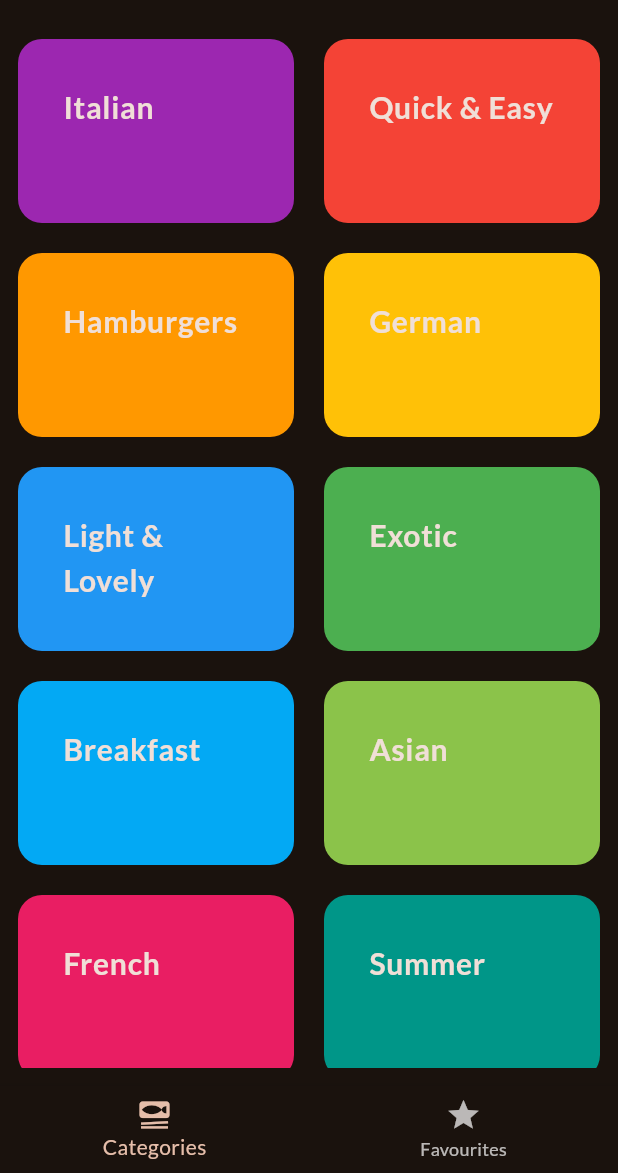
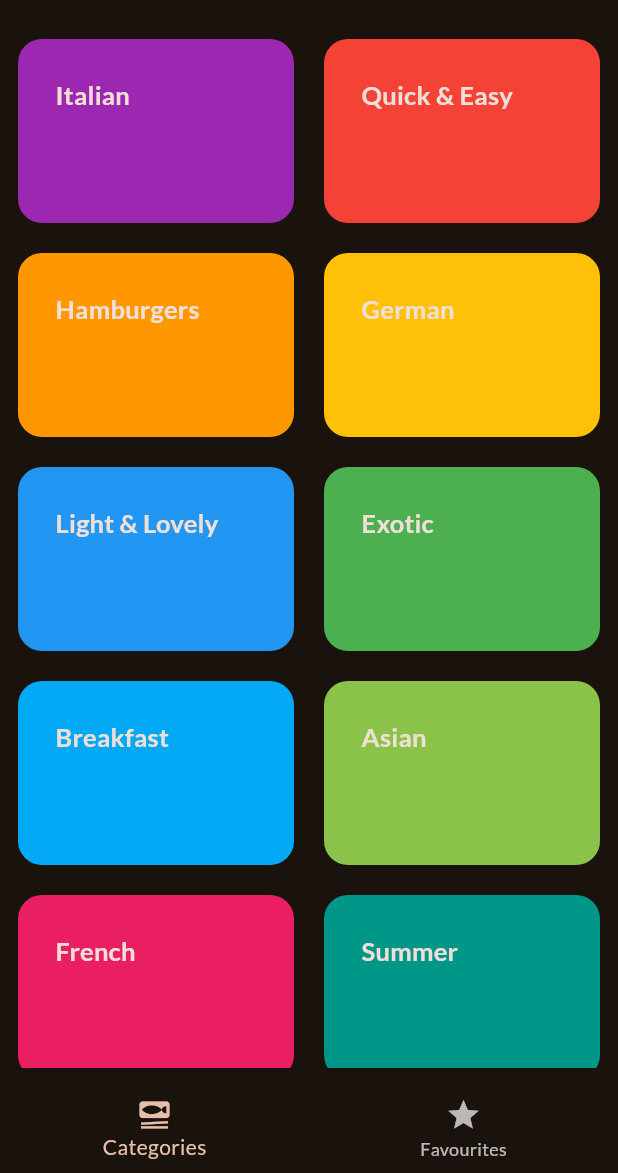
Before and after one commit to Total-Jeopardy/meals_app, a Flutter app: the screen it shows after launch, on a phone screen of 412 x 824 dp, the part 63-1236 px from its top. Run offline on Flutter 3.47's test engine with Material 3 defaults, Android fonts, the phone set to English and light mode, and no system bars; our stand-ins replace flutter_riverpod, google_fonts, transparent_image.

Commit message:
fix: corrected text visibility

```diff
--- a/lib/main.dart
+++ b/lib/main.dart
@@ -22,6 +22,10 @@ class App extends StatelessWidget {
 
   @override
   Widget build(BuildContext context) {
-    return MaterialApp(theme: theme, home: TabScreen());
+    return MaterialApp(
+      debugShowCheckedModeBanner: false,
+      theme: theme,
+      home: TabScreen(),
+    );
   }
 }
--- a/lib/widgets/category_item.dart
+++ b/lib/widgets/category_item.dart
@@ -27,12 +27,12 @@ class CategoryItem extends StatelessWidget {
           ),
         ),
         child: Padding(
-          padding: const EdgeInsets.all(30.0),
+          padding: const EdgeInsets.all(25.0),
           child: Text(
             category.title,
-            style: Theme.of(context).textTheme.bodyLarge!.copyWith(
-              fontSize: 20,
+            style: Theme.of(context).textTheme.titleMedium!.copyWith(
               fontWeight: FontWeight.bold,
+              fontSize: 17,
               color: Theme.of(context).colorScheme.onSurface,
             ),
           ),
```
